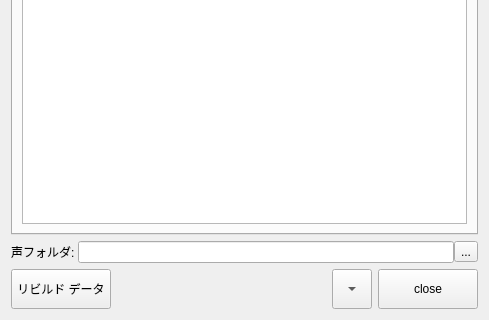
Before: the Qt Designer form library/python/rs/tool/voice_bin/voice_bin.ui in nakano000/Resolve_Script, drawn with Qt 5; both pictures show x 0 to 489 and y 376 to 696 of the 489 by 696 pixel window.
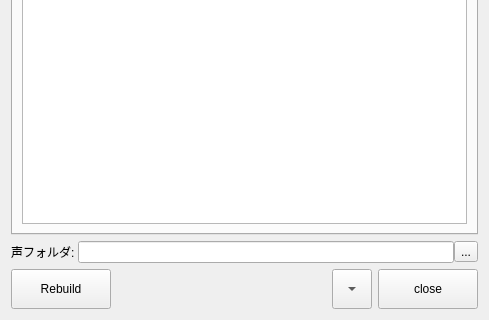
After: the same form once the commit is applied. Custom widgets are drawn as their Qt base class.

Commit message: ボタン調整

What changed in the file:
```diff
--- a/library/python/rs/tool/voice_bin/voice_bin.ui
+++ b/library/python/rs/tool/voice_bin/voice_bin.ui
@@ -254,7 +254,7 @@
         <string>閉じる</string>
        </property>
        <property name="text">
-        <string>リビルド データ</string>
+        <string>Rebuild</string>
        </property>
       </widget>
      </item>
```
The commit also changes 1 other file.
